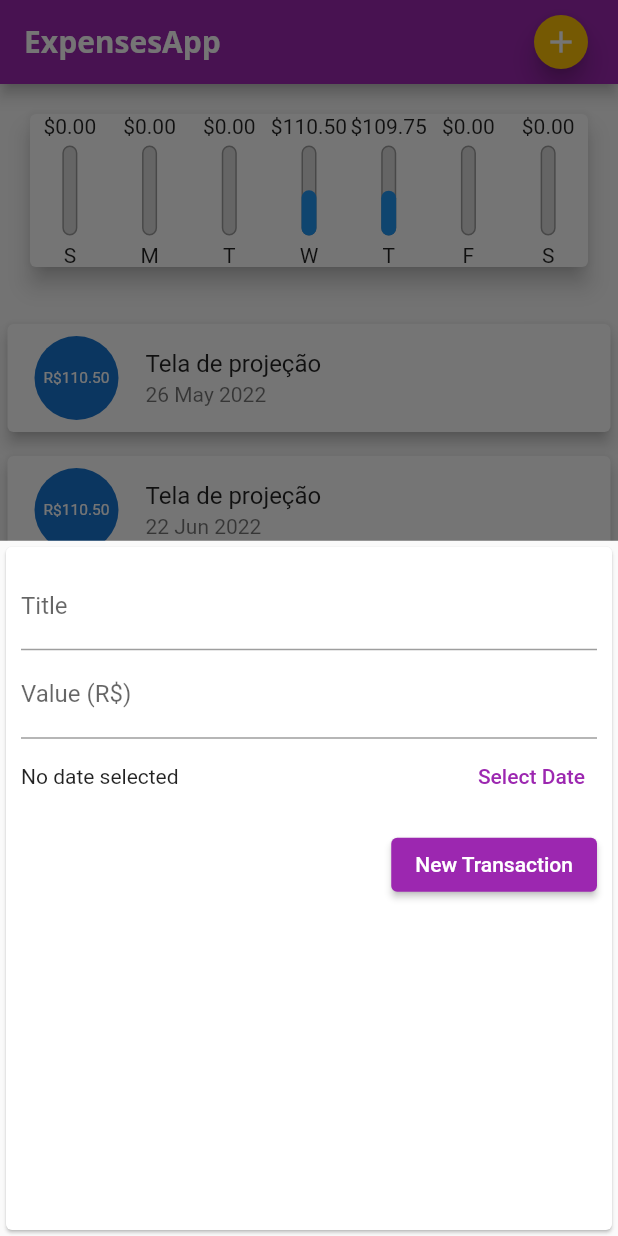
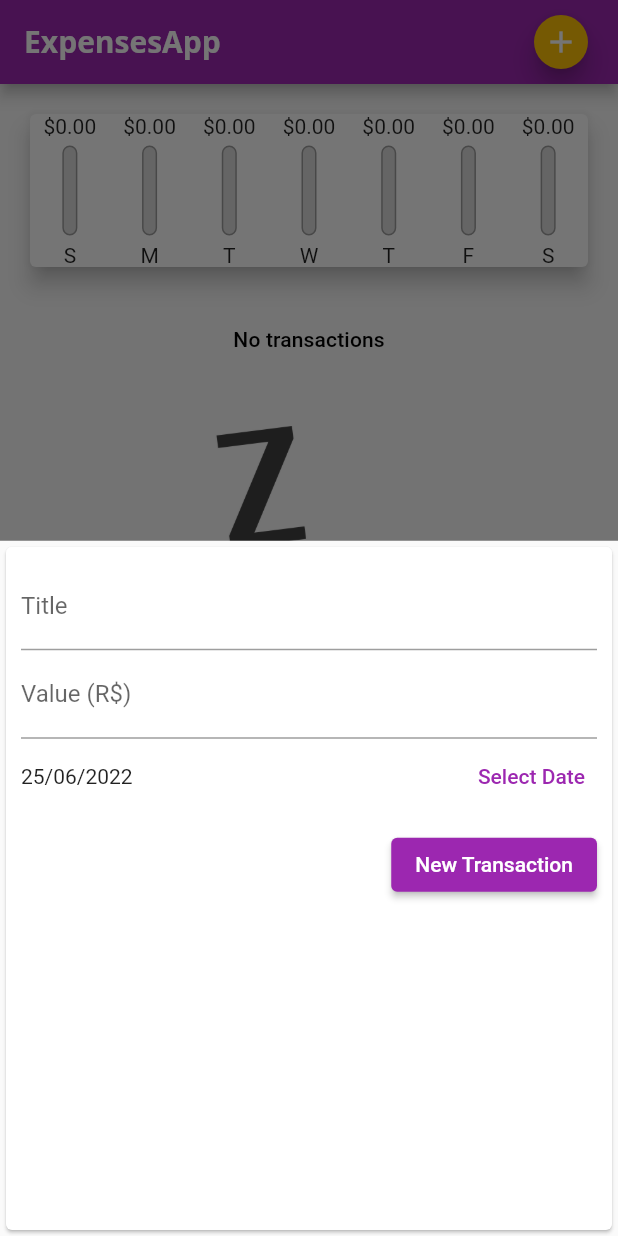
Before and after one commit to AllanCicceri/ExpensesApp, a Flutter app: the screen it shows after launch, after a tap on the "add" icon, on a phone screen of 412 x 824 dp. Run offline on Flutter 3.47's test engine with Material 2 defaults, Android fonts, the phone set to English and light mode, and no system bars; missing offline and left inert: dart:ffi.

Commit message:
refact: passing selected date to transaction

```diff
--- a/lib/components/chart.dart
+++ b/lib/components/chart.dart
@@ -50,7 +50,8 @@ class Chart extends StatelessWidget {
             child: ChartBar(
               label: tr['day'].toString(),
               value: double.parse(tr['value'].toString()),
-              percentage: (tr['value'] as double) / _weekTotal,
+              percentage:
+                  _weekTotal == 0 ? 0 : (tr['value'] as double) / _weekTotal,
             ),
           );
         }).toList(),
--- a/lib/components/transaction_form.dart
+++ b/lib/components/transaction_form.dart
@@ -2,7 +2,7 @@ import 'package:flutter/material.dart';
 import 'package:intl/intl.dart';
 
 class TransactionForm extends StatefulWidget {
-  final void Function(String, double) onSubmit;
+  final void Function(String, double, DateTime) onSubmit;
 
   TransactionForm(this.onSubmit);
 
@@ -13,7 +13,7 @@ class TransactionForm extends StatefulWidget {
 class _TransactionFormState extends State<TransactionForm> {
   TextEditingController titleController = TextEditingController();
   TextEditingController valueController = TextEditingController();
-  DateTime? _selectedDate;
+  DateTime _selectedDate = DateTime.now();
 
   @override
   Widget build(BuildContext context) {
@@ -25,7 +25,7 @@ class _TransactionFormState extends State<TransactionForm> {
         return;
       }
 
-      widget.onSubmit(title, value);
+      widget.onSubmit(title, value, _selectedDate);
     }
 
     _showDatePicker() {
@@ -64,7 +64,7 @@ class _TransactionFormState extends State<TransactionForm> {
                   Expanded(
                     child: Text(_selectedDate == null
                         ? 'No date selected'
-                        : DateFormat('dd/MM/y').format(_selectedDate!)),
+                        : DateFormat('dd/MM/y').format(_selectedDate)),
                   ),
                   TextButton(
                     onPressed: _showDatePicker,
--- a/lib/main.dart
+++ b/lib/main.dart
@@ -48,23 +48,7 @@ class HomePage extends StatefulWidget {
 }
 
 class _HomePageState extends State<HomePage> {
-  final List<Transaction> _transactions = [
-    Transaction(
-        id: 't0',
-        title: 'Tela de projeção',
-        value: 110.50,
-        date: DateTime.now().subtract(Duration(days: 30))),
-    Transaction(
-        id: 't1',
-        title: 'Tela de projeção',
-        value: 110.50,
-        date: DateTime.now().subtract(Duration(days: 3))),
-    Transaction(
-        id: 't2',
-        title: 'Camiseta branca botões',
-        value: 109.75,
-        date: DateTime.now().subtract(Duration(days: 2))),
-  ];
+  final List<Transaction> _transactions = [];
 
   List<Transaction> get _recentTransactions {
     return _transactions
@@ -73,12 +57,12 @@ class _HomePageState extends State<HomePage> {
         .toList();
   }
 
-  _addTransaction(String title, double value) {
+  _addTransaction(String title, double value, DateTime date) {
     final newTransaction = Transaction(
       id: Random().nextDouble().toString(),
       title: title,
       value: value,
-      date: DateTime.now(),
+      date: date,
     );
 
     setState(() {
```
